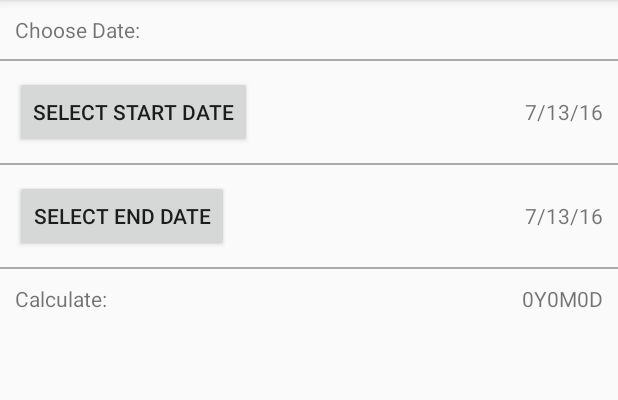
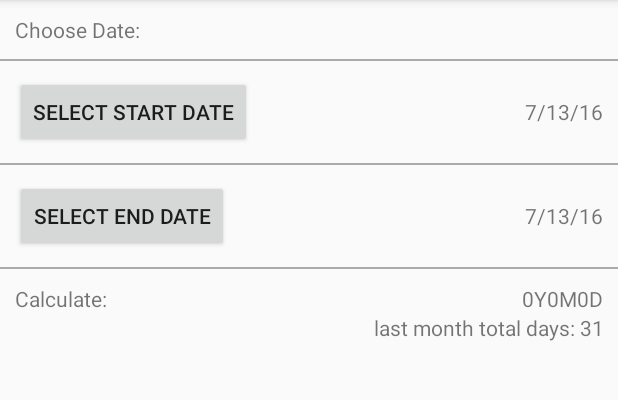
Before and after one commit to zhaopan-vip/BetweenDate, an Android app: the screen it shows after launch (MainActivity), on a phone screen of 412 x 824 dp, the part 84-484 px from its top. Run offline under Robolectric (Android 15) with nearby library versions, the phone set to English and light mode, and no system bars.

Commit message:
update last month days calculation......

```diff
--- a/app/build.gradle
+++ b/app/build.gradle
@@ -9,11 +9,10 @@ android {
         targetSdkVersion 23
         versionCode 1
         versionName "1.0"
-        testInstrumentationRunner "android.support.test.runner.AndroidJUnitRunner"
     }
     buildTypes {
         release {
-            minifyEnabled false
+            minifyEnabled true
             proguardFiles getDefaultProguardFile('proguard-android.txt'), 'proguard-rules.pro'
         }
     }
@@ -22,6 +21,4 @@ android {
 dependencies {
     compile fileTree(dir: 'libs', include: ['*.jar'])
     compile 'com.android.support:appcompat-v7:23.4.0'
-    compile 'com.android.support.constraint:constraint-layout:1.0.0-alpha3'
-    androidTestCompile 'com.android.support:support-annotations:23.4.0'
 }
--- a/app/src/main/java/com/qdota/betweendate/MainActivity.java
+++ b/app/src/main/java/com/qdota/betweendate/MainActivity.java
@@ -21,6 +21,7 @@ public class MainActivity extends AppCompatActivity {
     TextView mText1;
     TextView mText2;
     TextView mText3;
+    TextView mText4;
     GregorianCalendar mCalendar1;
     GregorianCalendar mCalendar2;
     @Override
@@ -33,6 +34,7 @@ public class MainActivity extends AppCompatActivity {
         mText1 = (TextView) findViewById(R.id.text1);
         mText2 = (TextView) findViewById(R.id.text2);
         mText3 = (TextView) findViewById(R.id.text3);
+        mText4 = (TextView) findViewById(R.id.text4);
 
         mCalendar1 = new GregorianCalendar();
         mCalendar2 = new GregorianCalendar();
@@ -45,7 +47,7 @@ public class MainActivity extends AppCompatActivity {
                     public void onDateSet(DatePicker view, int year, int monthOfYear, int dayOfMonth) {
                         setCalendar(mCalendar1, year, monthOfYear, dayOfMonth);
                         updateText(mText1, mCalendar1);
-                        setBetweenResult(mText3, mCalendar1, mCalendar2);
+                        setBetweenResult(mText3, mText4, mCalendar1, mCalendar2);
                     }
                 });
             }
@@ -58,14 +60,14 @@ public class MainActivity extends AppCompatActivity {
                     public void onDateSet(DatePicker view, int year, int monthOfYear, int dayOfMonth) {
                         setCalendar(mCalendar2, year, monthOfYear, dayOfMonth);
                         updateText(mText2, mCalendar2);
-                        setBetweenResult(mText3, mCalendar1, mCalendar2);
+                        setBetweenResult(mText3, mText4, mCalendar1, mCalendar2);
                     }
                 });
             }
         });
         updateText(mText1, mCalendar1);
         updateText(mText2, mCalendar2);
-        setBetweenResult(mText3, mCalendar1, mCalendar2);
+        setBetweenResult(mText3, mText4, mCalendar1, mCalendar2);
     }
 
     public static void setCalendar(Calendar c, int year, int monthOfYear, int dayOfMonth) {
@@ -78,12 +80,16 @@ public class MainActivity extends AppCompatActivity {
         textView.setText(DateFormat.getDateFormat(textView.getContext()).format(c.getTime()));
     }
 
-    public static void setBetweenResult(TextView textView, GregorianCalendar c1, GregorianCalendar c2) {
+    public static void setBetweenResult(TextView tv3, TextView tv4, GregorianCalendar c1, GregorianCalendar c2) {
         Utility.BetweenDate bd = Utility.calcBetweenDate(c1, c2);
-        textView.setText(
+        tv3.setText(
                 String.format(
-                        textView.getContext().getString(R.string.between_date_format),
+                        tv3.getContext().getString(R.string.between_date_format),
                         bd.year, bd.month, bd.day));
+        tv4.setText(
+                String.format(
+                        tv4.getContext().getString(R.string.between_date_lastmonthday_format),
+                        bd.lastMonthDays));
     }
 
     public static class DatePickerFragment extends DialogFragment {
--- a/app/src/main/java/com/qdota/betweendate/Utility.java
+++ b/app/src/main/java/com/qdota/betweendate/Utility.java
@@ -12,6 +12,14 @@ public class Utility {
         public int year;
         public int month;
         public int day;
+        public int lastMonthDays; // 用来计算浮点月数
+
+        // make private
+        private BetweenDate() {}
+
+        public float getFloatMonth() {
+            return year * 12 + month + day * 1f / lastMonthDays;
+        }
     }
     public static BetweenDate calcBetweenDate(GregorianCalendar c1, GregorianCalendar c2) {
         GregorianCalendar date1 = c1;
@@ -52,6 +60,26 @@ public class Utility {
             int checkDay = checkDate.get(Calendar.DAY_OF_MONTH);
             // so we can calculate days by day1 to checkDay & 1 - day2
             bd.day = (checkDay > day1? (checkDay - day1): 0) + day2;
+            bd.lastMonthDays = checkDay;
+        } else if (bd.day > 0 || (bd.day == 0 && bd.month == 0)) {
+            // eg. 2016.7.12 - 2016.7.13
+            int nextMonth = month2 + 1;
+            int nextYear = year2;
+            if (nextMonth >= 12) {
+                nextYear += 1;
+                nextMonth -= 12;
+            }
+            // goto day of next month the first, then back to month2 last day
+            GregorianCalendar checkDate = new GregorianCalendar(nextYear, nextMonth, 1);
+            checkDate.setTimeInMillis(checkDate.getTimeInMillis() - 24 * 3600 * 1000);
+            int checkDay = checkDate.get(Calendar.DAY_OF_MONTH);
+            bd.lastMonthDays = checkDay;
+        } else {
+            // eg. 2016.6.13 - 2016.7.13
+            GregorianCalendar checkDate = new GregorianCalendar(year2, month2, 1);
+            checkDate.setTimeInMillis(checkDate.getTimeInMillis() - 24 * 3600 * 1000);
+            int checkDay = checkDate.get(Calendar.DAY_OF_MONTH);
+            bd.lastMonthDays = checkDay;
         }
         return bd;
     }
--- a/app/src/main/res/layout/activity_main.xml
+++ b/app/src/main/res/layout/activity_main.xml
@@ -78,12 +78,22 @@
             android:layout_width="wrap_content"
             android:layout_height="wrap_content"
             android:text="@string/calculate"/>
-        <TextView
-            android:id="@+id/text3"
+        <LinearLayout
+            android:orientation="vertical"
             android:layout_width="0dp"
             android:layout_height="wrap_content"
-            android:layout_weight="1.0"
-            android:gravity="right"/>
+            android:layout_weight="1.0">
+            <TextView
+                android:id="@+id/text3"
+                android:layout_width="match_parent"
+                android:layout_height="wrap_content"
+                android:gravity="right"/>
+            <TextView
+                android:id="@+id/text4"
+                android:layout_width="match_parent"
+                android:layout_height="wrap_content"
+                android:gravity="right"/>
+        </LinearLayout>
     </LinearLayout>
 
 </LinearLayout>
--- a/app/src/main/res/values/strings.xml
+++ b/app/src/main/res/values/strings.xml
@@ -5,4 +5,5 @@
     <string name="choose_date_end">Select End Date</string>
     <string name="calculate">"Calculate: "</string>
     <string name="between_date_format">%1$dY%2$dM%3$dD</string>
+    <string name="between_date_lastmonthday_format">last month total days: %1$d</string>
 </resources>
```
Also changed, not shown: 1 other file.
